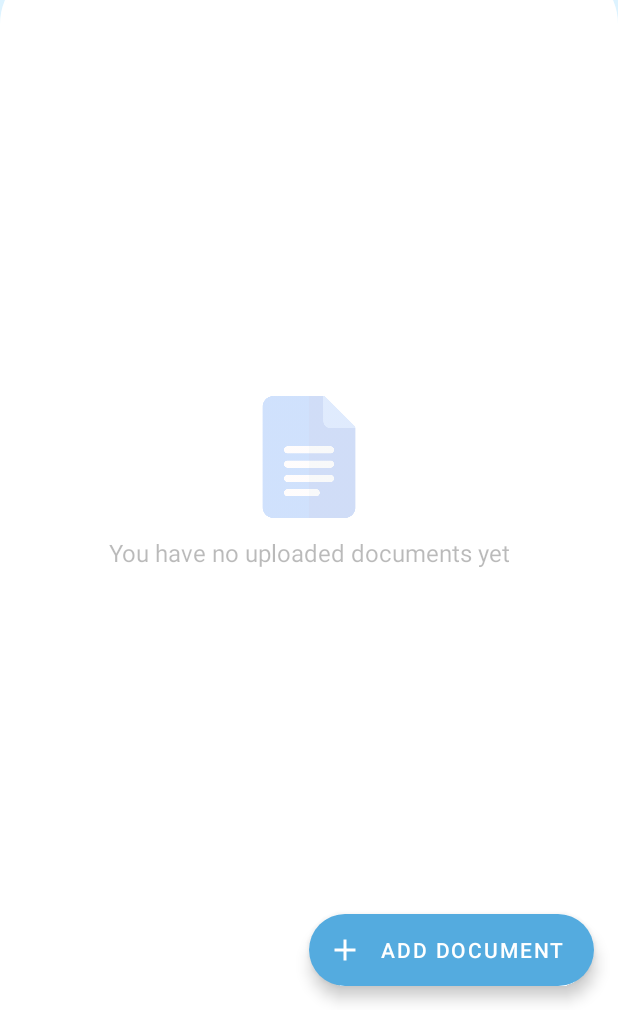
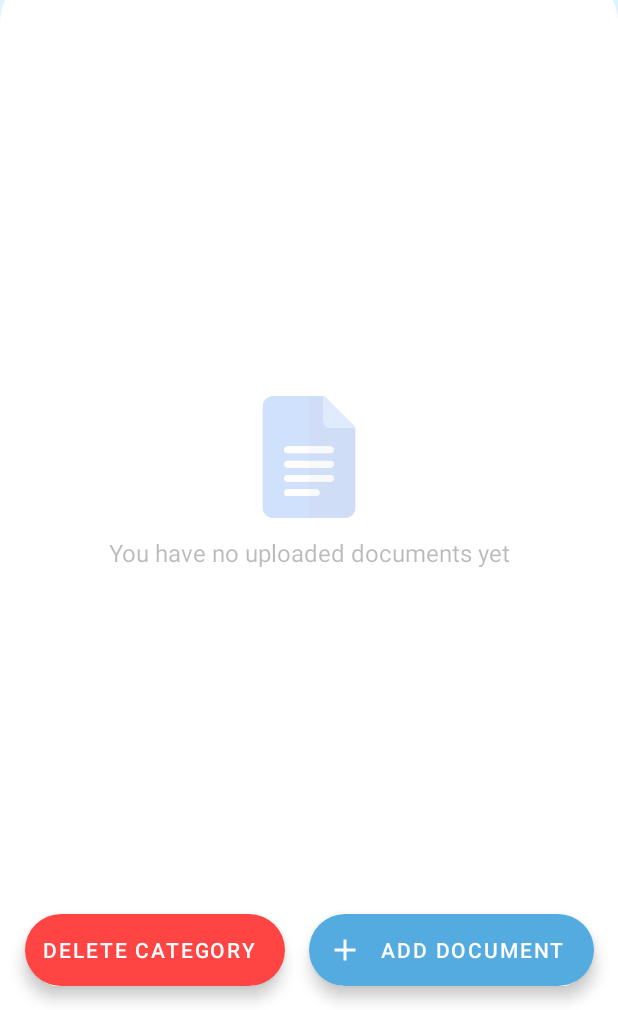
Before and after one commit to kerenbirzon/SaveiT, an Android app: the fragment CategoryFragment placed in its activity, on a phone screen of 412 x 824 dp, the part 226-1236 px from its top. Run offline under Robolectric (Android 15) with nearby library versions, the phone set to English and light mode, and no system bars; our stand-ins replace Firebase (no records; nobody signed in at launch, a user with empty details on screens opened directly), Picasso, Room's generated code, navigation-ui; 6 statements that could not run were skipped.

Commit message:
addig delete category btn

```diff
--- a/app/src/main/res/layout/fragment_category.xml
+++ b/app/src/main/res/layout/fragment_category.xml
@@ -77,6 +77,25 @@
         app:rippleColor="@color/softBlue"
         tools:ignore="RtlHardcoded" />
 
+
+    <com.google.android.material.floatingactionbutton.ExtendedFloatingActionButton
+        android:id="@+id/btn_delete_category"
+        android:layout_width="wrap_content"
+        android:layout_height="wrap_content"
+        android:layout_gravity="bottom|left"
+        android:layout_margin="16dp"
+        android:layout_marginStart="16dp"
+        android:layout_marginBottom="16dp"
+        android:onClick="onClickAddDocumentButton"
+        android:text="delete category"
+        android:textColor="@android:color/white"
+        app:backgroundTint="@android:color/holo_red_light"
+        app:layout_constraintBottom_toBottomOf="parent"
+        app:layout_constraintEnd_toStartOf="@+id/btn_add_doc"
+        app:layout_constraintStart_toStartOf="parent"
+        app:rippleColor="@color/softBlue"
+        tools:ignore="RtlHardcoded" />
+
     <ImageView
         android:id="@+id/iv_doc_img"
         android:layout_width="137dp"
```
